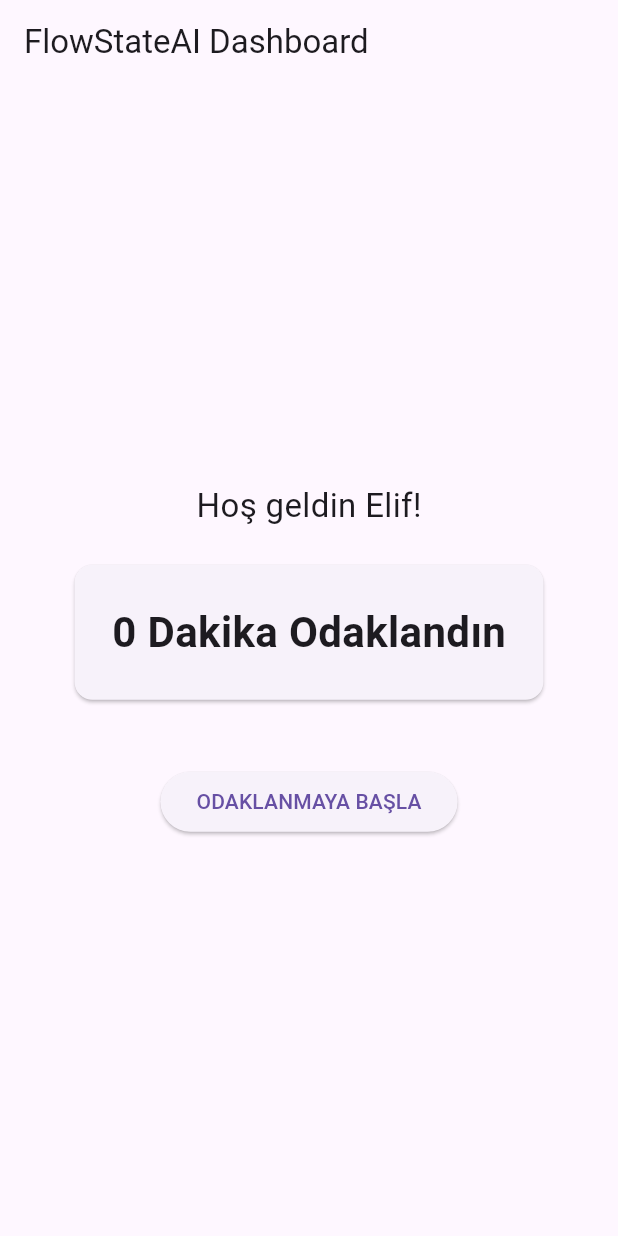
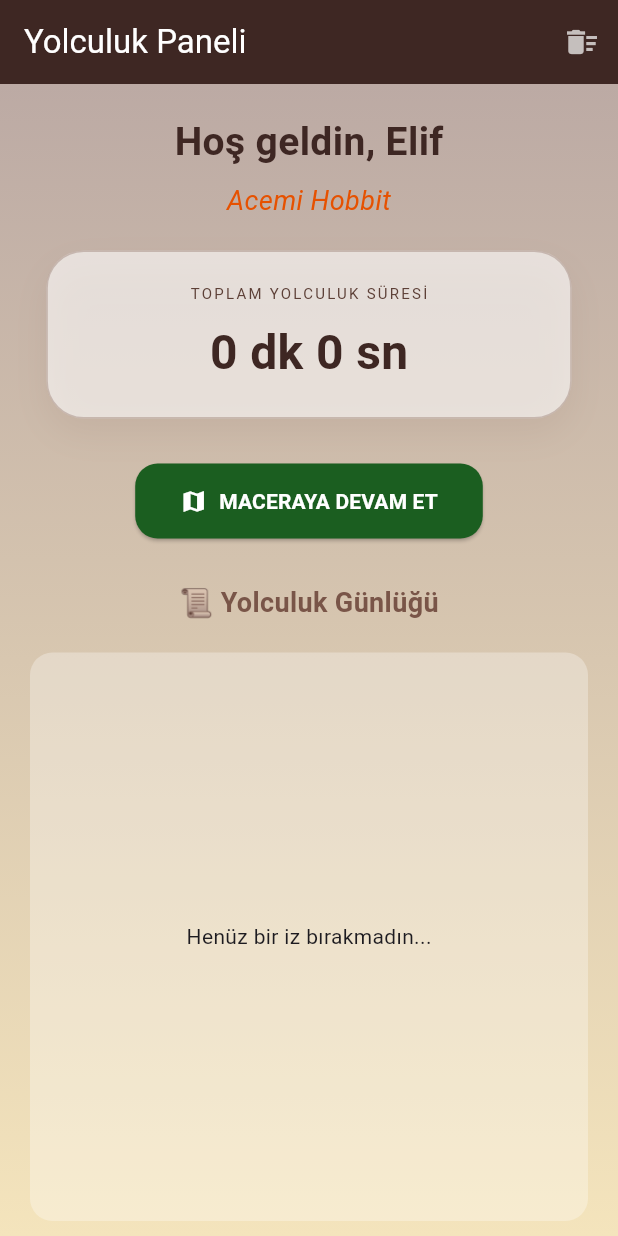
Before and after one commit to elifyesilyurt/FlowStateAI, a Flutter app: the screen it shows after launch, on a phone screen of 412 x 824 dp. Run offline on Flutter 3.47's test engine with Material 3 defaults, Android fonts, the phone set to English and light mode, and no system bars; our stand-ins replace shared_preferences; Roboto replaces fonts that are missing (Georgia).

Commit message:
feat(dashboard): add session logs and precision tracking
Hassas saniye takibi eklendi, seans gunlukleri aktif edildi ve UI hatalari giderildi.

```diff
--- a/lib/main.dart
+++ b/lib/main.dart
@@ -9,7 +9,11 @@ class FlowStateAI extends StatelessWidget {
   @override
   Widget build(BuildContext context) => MaterialApp(
     debugShowCheckedModeBanner: false,
-    theme: ThemeData(primarySwatch: Colors.deepPurple, useMaterial3: true),
+    theme: ThemeData(
+      primarySwatch: Colors.brown,
+      useMaterial3: true,
+      fontFamily: 'Georgia',
+    ),
     home: const DashboardPage(),
   );
 }
@@ -21,7 +25,8 @@ class DashboardPage extends StatefulWidget {
 }
 
 class _DashboardPageState extends State<DashboardPage> {
-  int _totalMinutes = 0;
+  int _totalSeconds = 0;
+  List<String> _logs = [];
 
   @override
   void initState() {
@@ -29,47 +34,119 @@ class _DashboardPageState extends State<DashboardPage> {
     _loadStats();
   }
 
-  // Veriyi diskten okuyan fonksiyon
   Future<void> _loadStats() async {
     final prefs = await SharedPreferences.getInstance();
     setState(() {
-      _totalMinutes = prefs.getInt('total_minutes') ?? 0;
+      _totalSeconds = prefs.getInt('total_seconds') ?? 0;
+      _logs = prefs.getStringList('focus_logs') ?? [];
     });
+  }
+
+  String _getUserTitle() {
+    int minutes = _totalSeconds ~/ 60;
+    if (minutes < 60) return "Acemi Hobbit";
+    if (minutes < 300) return "Yüzük Taşıyıcısı";
+    if (minutes < 1000) return "Gondor Akıncısı";
+    return "Ak Büyücü";
+  }
+
+  String _formatTotalTime(int totalSeconds) {
+    int minutes = totalSeconds ~/ 60;
+    int seconds = totalSeconds % 60;
+    return "$minutes dk $seconds sn";
   }
 
   @override
   Widget build(BuildContext context) {
     return Scaffold(
-      appBar: AppBar(title: const Text("FlowStateAI Dashboard")),
-      body: Center(
+      backgroundColor: const Color(0xFFF4E4BC),
+      appBar: AppBar(
+        title: const Text("Yolculuk Paneli", style: TextStyle(color: Colors.white)),
+        backgroundColor: Colors.brown[900],
+        elevation: 0,
+        actions: [
+          IconButton(
+            icon: const Icon(Icons.delete_sweep, color: Colors.white70),
+            onPressed: () async {
+              final prefs = await SharedPreferences.getInstance();
+              await prefs.remove('focus_logs');
+              _loadStats();
+            },
+          )
+        ],
+      ),
+      body: Container(
+        decoration: BoxDecoration(
+          gradient: LinearGradient(
+            begin: Alignment.topCenter,
+            end: Alignment.bottomCenter,
+            colors: [Colors.brown.shade200, const Color(0xFFF4E4BC)],
+          ),
+        ),
         child: Column(
-          mainAxisAlignment: MainAxisAlignment.center,
           children: [
-            const Text("Hoş geldin Elif!", style: TextStyle(fontSize: 22)),
             const SizedBox(height: 20),
-            Card(
-              child: Padding(
-                padding: const EdgeInsets.all(25.0),
-                child: Text("$_totalMinutes Dakika Odaklandın",
-                  style: const TextStyle(fontSize: 28, fontWeight: FontWeight.bold)),
+            Text("Hoş geldin, Elif", style: TextStyle(fontSize: 26, color: Colors.brown[900], fontWeight: FontWeight.bold)),
+            const SizedBox(height: 8),
+            Text(_getUserTitle(), style: TextStyle(fontSize: 18, color: Colors.orange[900], fontStyle: FontStyle.italic)),
+            const SizedBox(height: 20),
+
+            // Veri Kartı - Güncel Renk Kullanımı (withValues)
+            Container(
+              width: MediaQuery.of(context).size.width * 0.85,
+              padding: const EdgeInsets.all(20),
+              decoration: BoxDecoration(
+                color: Colors.white.withValues(alpha: 0.6),
+                borderRadius: BorderRadius.circular(25),
+                border: Border.all(color: Colors.brown.withValues(alpha: 0.3)),
+                boxShadow: [
+                  BoxShadow(color: Colors.brown.withValues(alpha: 0.1), blurRadius: 20, offset: const Offset(0, 10))
+                ],
+              ),
+              child: Column(
+                children: [
+                  Text("TOPLAM YOLCULUK SÜRESİ", style: TextStyle(letterSpacing: 1.5, color: Colors.brown[700], fontSize: 10)),
+                  const SizedBox(height: 10),
+                  Text(_formatTotalTime(_totalSeconds), style: TextStyle(fontSize: 32, fontWeight: FontWeight.bold, color: Colors.brown[900])),
+                ],
               ),
             ),
-            const SizedBox(height: 40),
 
-            // --- REVIZE EDILEN BUTON KISMI BURASI ---
-            ElevatedButton(
+            const SizedBox(height: 30),
+            ElevatedButton.icon(
               onPressed: () async {
-                // FocusPage'i aç ve kullanıcının geri dönmesini bekle
-                await Navigator.push(
-                  context,
-                  MaterialPageRoute(builder: (context) => const FocusPage())
-                );
-                // Kullanıcı geri döndüğü anda (pop yapıldığında) veriyi tekrar oku
+                await Navigator.push(context, MaterialPageRoute(builder: (context) => const FocusPage()));
                 _loadStats();
               },
-              child: const Text("ODAKLANMAYA BAŞLA"),
+              icon: const Icon(Icons.map_sharp, color: Colors.white),
+              label: const Text("MACERAYA DEVAM ET", style: TextStyle(color: Colors.white, fontWeight: FontWeight.bold)),
+              style: ElevatedButton.styleFrom(
+                backgroundColor: Colors.green[900],
+                padding: const EdgeInsets.symmetric(horizontal: 30, vertical: 15),
+                shape: RoundedRectangleBorder(borderRadius: BorderRadius.circular(15)),
+              ),
             ),
-            // ----------------------------------------
+            const SizedBox(height: 30),
+            const Text("📜 Yolculuk Günlüğü", style: TextStyle(fontSize: 18, fontWeight: FontWeight.bold, color: Colors.brown)),
+            const SizedBox(height: 10),
+            Expanded(
+              child: Container(
+                margin: const EdgeInsets.symmetric(horizontal: 20, vertical: 10),
+                decoration: BoxDecoration(color: Colors.white.withValues(alpha: 0.3), borderRadius: BorderRadius.circular(15)),
+                child: _logs.isEmpty
+                  ? const Center(child: Text("Henüz bir iz bırakmadın..."))
+                  : ListView.builder(
+                      itemCount: _logs.length,
+                      itemBuilder: (context, index) {
+                        return ListTile(
+                          dense: true,
+                          leading: Icon(Icons.auto_stories, color: Colors.brown[400], size: 20),
+                          title: Text(_logs[index], style: const TextStyle(fontSize: 14, color: Colors.black87)),
+                        );
+                      },
+                    ),
+              ),
+            ),
           ],
         ),
       ),
```
Also changed, not shown: lib/focus_page.dart (+33 -17 lines).
